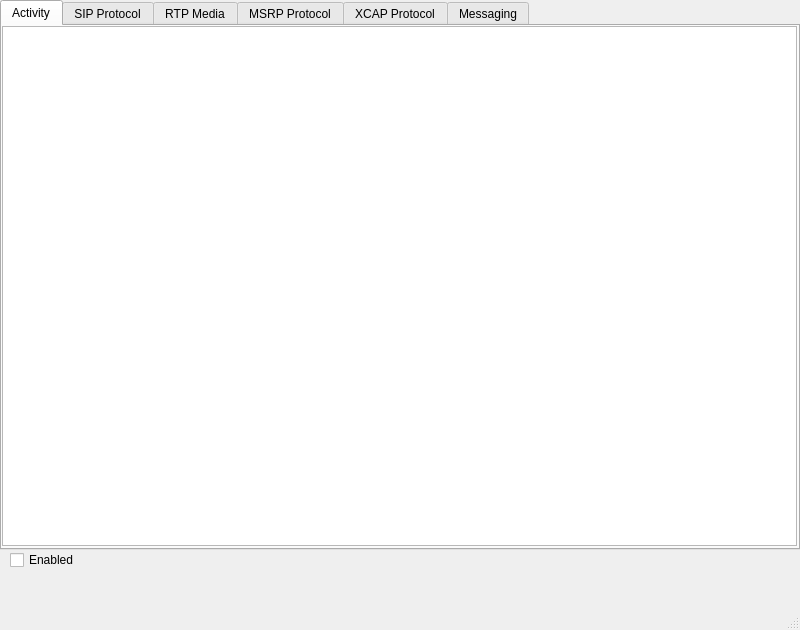
First picture: the form in resources/logs_window.ui, repository AGProjects/blink-qt, before the edit.
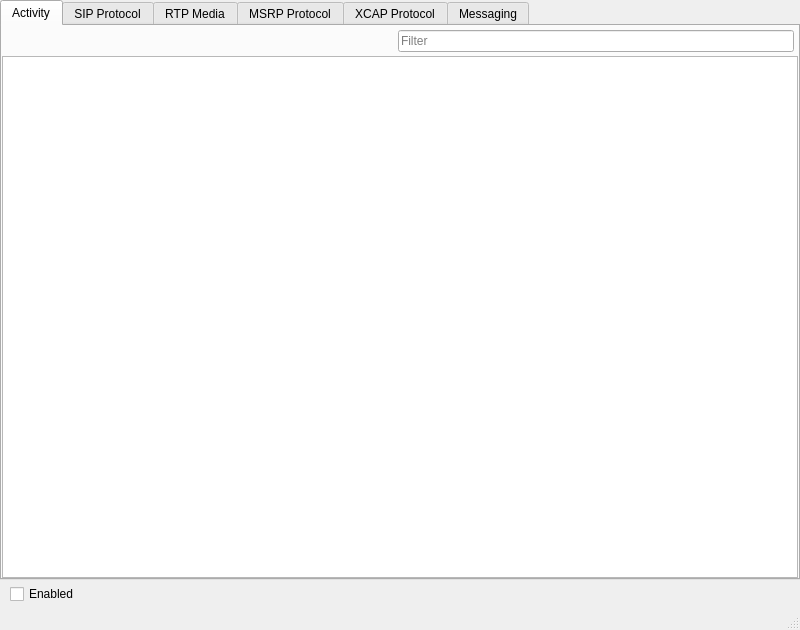
Second picture: the form after the edit.

Commit message: Improve Logs window

What changed in the file:
```diff
--- a/resources/logs_window.ui
+++ b/resources/logs_window.ui
@@ -12,47 +12,32 @@
   </property>
   <property name="minimumSize">
    <size>
-    <width>800</width>
-    <height>630</height>
-   </size>
-  </property>
-  <property name="maximumSize">
-   <size>
-    <width>800</width>
-    <height>630</height>
+    <width>400</width>
+    <height>300</height>
    </size>
   </property>
   <property name="windowTitle">
    <string>Blink Logs</string>
   </property>
   <widget class="QWidget" name="centralwidget">
-   <property name="sizePolicy">
-    <sizepolicy hsizetype="Preferred" vsizetype="Preferred">
-     <horstretch>0</horstretch>
-     <verstretch>0</verstretch>
-    </sizepolicy>
-   </property>
+   <layout class="QVBoxLayout" name="central_layout">
+    <property name="spacing">
+     <number>4</number>
+    </property>
+    <property name="leftMargin">
+     <number>0</number>
+    </property>
+    <property name="topMargin">
+     <number>0</number>
+    </property>
+    <property name="rightMargin">
+     <number>0</number>
+    </property>
+    <property name="bottomMargin">
+     <number>4</number>
+    </property>
+    <item>
    <widget class="QTabWidget" name="logsTabWidget">
-    <property name="geometry">
-     <rect>
-      <x>0</x>
-      <y>0</y>
-      <width>800</width>
-      <height>550</height>
-     </rect>
-    </property>
-    <property name="sizePolicy">
-     <sizepolicy hsizetype="Preferred" vsizetype="Preferred">
-      <horstretch>0</horstretch>
-      <verstretch>0</verstretch>
-     </sizepolicy>
-    </property>
-    <property name="minimumSize">
-     <size>
-      <width>0</width>
-      <height>0</height>
-     </size>
-    </property>
     <property name="currentIndex">
      <number>0</number>
     </property>
@@ -63,21 +48,66 @@
      <attribute name="title">
       <string>Activity</string>
      </attribute>
+     <layout class="QVBoxLayout" name="activity_layout">
+      <property name="spacing">
+       <number>0</number>
+      </property>
+      <property name="leftMargin">
+       <number>0</number>
+      </property>
+      <property name="topMargin">
+       <number>0</number>
+      </property>
+      <property name="rightMargin">
+       <number>0</number>
+      </property>
+      <property name="bottomMargin">
+       <number>0</number>
+      </property>
+      <item>
+       <layout class="QHBoxLayout" name="activity_filter_layout">
+        <property name="topMargin">
+         <number>4</number>
+        </property>
+        <property name="rightMargin">
+         <number>4</number>
+        </property>
+        <property name="bottomMargin">
+         <number>4</number>
+        </property>
+        <item>
+         <spacer name="activity_filter_spacer">
+          <property name="orientation">
+           <enum>Qt::Horizontal</enum>
+          </property>
+          <property name="sizeHint" stdset="0">
+           <size>
+            <width>40</width>
+            <height>20</height>
+           </size>
+          </property>
+         </spacer>
+        </item>
+        <item>
+         <widget class="QLineEdit" name="activity_filter">
+          <property name="minimumSize">
+           <size>
+            <width>250</width>
+            <height>0</height>
+           </size>
+          </property>
+          <property name="placeholderText">
+           <string>Filter</string>
+          </property>
+          <property name="clearButtonEnabled">
+           <bool>true</bool>
+          </property>
+         </widget>
+        </item>
+       </layout>
+      </item>
+      <item>
      <widget class="QPlainTextEdit" name="activity_logs_view">
-      <property name="geometry">
-       <rect>
-        <x>0</x>
-        <y>0</y>
-        <width>795</width>
-        <height>520</height>
-       </rect>
-      </property>
-      <property name="sizePolicy">
-       <sizepolicy hsizetype="Preferred" vsizetype="Preferred">
-        <horstretch>0</horstretch>
-        <verstretch>0</verstretch>
-       </sizepolicy>
-      </property>
       <property name="undoRedoEnabled">
        <bool>false</bool>
       </property>
@@ -94,6 +124,8 @@
        <string notr="true"/>
       </property>
      </widget>
+      </item>
+     </layout>
     </widget>
     <widget class="QWidget" name="sip">
      <attribute name="title">
@@ -246,19 +278,36 @@
      </widget>
     </widget>
    </widget>
+    </item>
+    <item>
+     <layout class="QHBoxLayout" name="button_layout">
+      <property name="leftMargin">
+       <number>10</number>
+      </property>
+
+      <item>
    <widget class="QCheckBox" name="log_enabled_button">
-    <property name="geometry">
-     <rect>
-      <x>10</x>
-      <y>550</y>
-      <width>86</width>
-      <height>20</height>
-     </rect>
-    </property>
     <property name="text">
      <string>Enabled</string>
     </property>
    </widget>
+      </item>
+      <item>
+       <spacer name="button_spacer">
+        <property name="orientation">
+         <enum>Qt::Horizontal</enum>
+        </property>
+        <property name="sizeHint" stdset="0">
+         <size>
+          <width>40</width>
+          <height>20</height>
+         </size>
+        </property>
+       </spacer>
+      </item>
+     </layout>
+    </item>
+   </layout>
   </widget>
   <widget class="QStatusBar" name="statusbar"/>
   <widget class="QMenuBar" name="menubar">
```
Left out of the diff: 165 changed lines with no effect on the pictures. Lines whose indentation alone changed are shown as unchanged. The commit also changes 1 other file.
